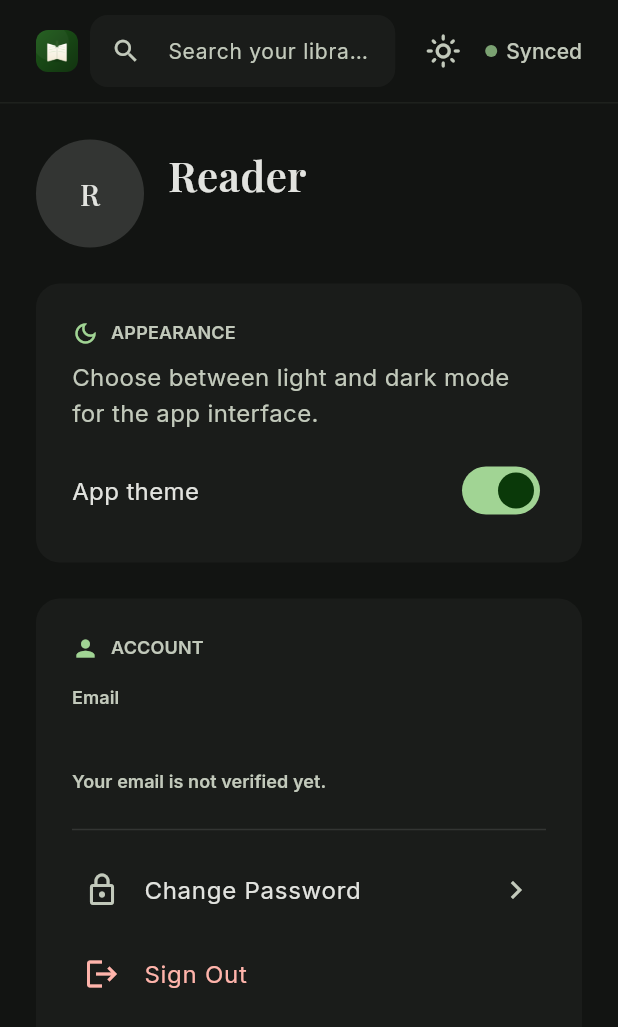
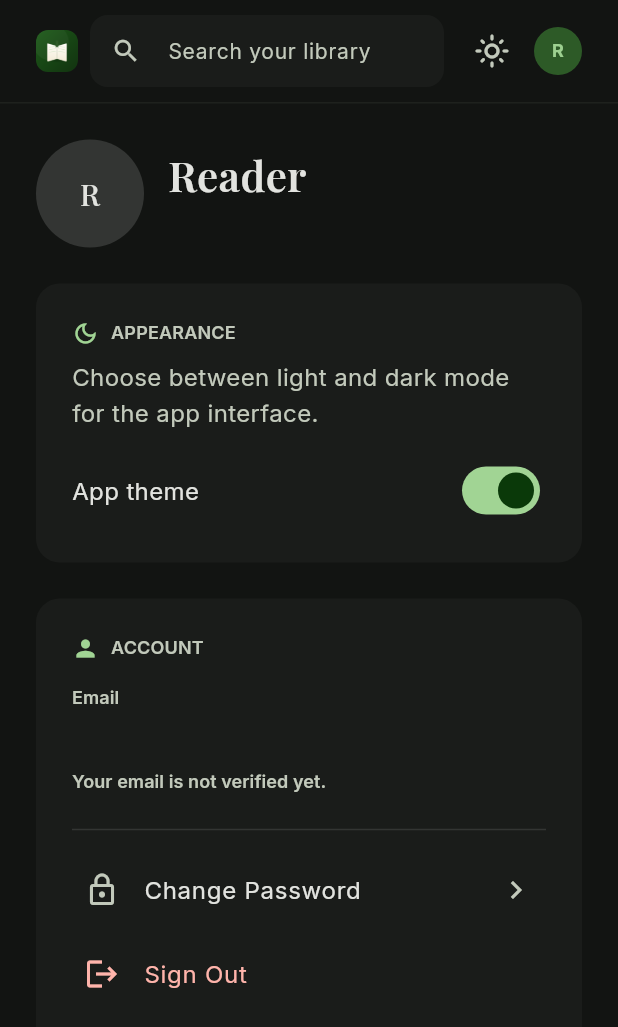
Before and after one commit to wepexrm-bot/AnyShelf, a Flutter app: the SettingsScreen screen opened directly, after a tap on the "dark mode" icon, on a phone screen of 412 x 824 dp. Shown: the top 1027 px of the screen. Run offline on Flutter 3.47's test engine with Material 3 defaults, Android fonts, the phone set to English and light mode, and no system bars; our stand-ins replace google_fonts, package_info_plus, shared_preferences; missing offline and left inert: file_selector, syncfusion_flutter_core, syncfusion_flutter_pdfviewer; accounts and stored records are empty; network calls fail.

Commit message:
feat(mobile): show user initials avatar in header instead of sync status; bump to 5.1.0+16

```diff
--- a/mobile/lib/services/auth_service.dart
+++ b/mobile/lib/services/auth_service.dart
@@ -1,4 +1,6 @@
 import 'dart:convert';
+
+import 'package:shared_preferences/shared_preferences.dart';
 
 import 'api_client.dart';
 
@@ -11,6 +13,7 @@ class AuthService {
         body: {'email': email, 'password': password});
     final map = data as Map<String, dynamic>;
     await api.setToken(map['access_token'] as String?);
+    await _saveDisplayName(map['display_name'] as String?);
     return map;
   }
 
@@ -35,6 +38,23 @@ class AuthService {
 
   Future<void> logout() async {
     await api.setToken(null);
+    await _saveDisplayName(null);
+  }
+
+  /// The signed-in user's display name, cached locally at login so the header
+  /// avatar can render initials without a network round-trip.
+  Future<String?> getDisplayName() async {
+    final prefs = await SharedPreferences.getInstance();
+    return prefs.getString('user_display_name');
+  }
+
+  Future<void> _saveDisplayName(String? name) async {
+    final prefs = await SharedPreferences.getInstance();
+    if (name == null || name.trim().isEmpty) {
+      await prefs.remove('user_display_name');
+    } else {
+      await prefs.setString('user_display_name', name.trim());
+    }
   }
 
   /// A session only counts if a token is stored *and* it hasn't expired. The
--- a/mobile/lib/widgets/app_header.dart
+++ b/mobile/lib/widgets/app_header.dart
@@ -12,22 +12,22 @@ import '../services/ui_mode_controller.dart';
 import '../theme/serene_theme.dart';
 import '../theme/serene_tokens.dart';
 import 'stable_network_image.dart';
-import 'sync_indicator.dart';
+import 'profile_avatar.dart';
 
 /// Branded top bar: filled cloud glyph + "AnyShelf" wordmark (Playfair, accent
 /// green) on the left, a library-wide search field in the middle, an optional
-/// light/dark toggle, and the trailing widget (by default the cloud sync
-/// status). Reads "top app bar" in the design. Sits under the notification
-/// panel, so the content is wrapped in a SafeArea.
+/// light/dark toggle, and the trailing widget (by default the signed-in user's
+/// initials avatar). Reads "top app bar" in the design. Sits under the
+/// notification panel, so the content is wrapped in a SafeArea.
 class AppHeader extends StatelessWidget {
   final Widget? trailing;
-  final bool showSync;
+  final bool showProfile;
   final bool showThemeToggle;
   final EdgeInsetsGeometry padding;
   const AppHeader({
     super.key,
     this.trailing,
-    this.showSync = true,
+    this.showProfile = true,
     this.showThemeToggle = true,
     this.padding = const EdgeInsets.symmetric(horizontal: 24, vertical: 10),
   });
@@ -86,7 +86,7 @@ class AppHeader extends StatelessWidget {
                     ),
                     const SizedBox(width: 4),
                   ],
-                  trailing ?? (showSync ? const SyncIndicator() : const SizedBox()),
+                  trailing ?? (showProfile ? const ProfileAvatar() : const SizedBox()),
                 ],
               );
             },
--- /dev/null
+++ b/mobile/lib/widgets/profile_avatar.dart
@@ -0,0 +1,65 @@
+import 'package:flutter/material.dart';
+
+import '../services/auth_service.dart';
+import '../theme/serene_theme.dart';
+import '../theme/serene_tokens.dart';
+
+/// Circular avatar showing the signed-in user's initials. Used as the header
+/// trailing widget in place of the cloud sync status pill.
+class ProfileAvatar extends StatefulWidget {
+  const ProfileAvatar({super.key});
+
+  @override
+  State<ProfileAvatar> createState() => _ProfileAvatarState();
+}
+
+class _ProfileAvatarState extends State<ProfileAvatar> {
+  static String? _cachedInitials;
+  String _initials = 'R';
+
+  @override
+  void initState() {
+    super.initState();
+    _load();
+  }
+
+  Future<void> _load() async {
+    final cached = _cachedInitials;
+    if (cached != null) {
+      if (mounted) setState(() => _initials = cached);
+      return;
+    }
+    String initials = 'R';
+    try {
+      final name = await AuthService().getDisplayName();
+      final trimmed = name?.trim();
+      if (trimmed != null && trimmed.isNotEmpty) {
+        initials =
+            trimmed.split(' ').take(2).map((s) => s[0]).join().toUpperCase();
+      }
+      _cachedInitials = initials;
+    } catch (_) {}
+    if (mounted) setState(() => _initials = initials);
+  }
+
+  @override
+  Widget build(BuildContext context) {
+    final colors = Theme.of(context).extension<SereneTheme>()!.colors;
+    return Container(
+      width: 32,
+      height: 32,
+      decoration: BoxDecoration(
+        color: colors.primaryContainer,
+        shape: BoxShape.circle,
+      ),
+      alignment: Alignment.center,
+      child: Text(
+        _initials,
+        style: SereneType.labelSm.copyWith(
+          color: colors.onPrimaryContainer,
+          fontWeight: FontWeight.w700,
+        ),
+      ),
+    );
+  }
+}
--- a/mobile/lib/widgets/sync_indicator.dart
+++ /dev/null
@@ -1,76 +0,0 @@
-import 'package:flutter/material.dart';
-
-import '../theme/serene_theme.dart';
-import '../theme/serene_tokens.dart';
-
-/// Cloud sync status pill: a breathing accent dot + label, per the design's
-/// "cozy" motion language (soft breathing, never a frantic spinner).
-class SyncIndicator extends StatelessWidget {
-  final String label;
-  final bool active;
-  const SyncIndicator({super.key, this.label = 'Synced', this.active = true});
-
-  @override
-  Widget build(BuildContext context) {
-    final colors = Theme.of(context).extension<SereneTheme>()!.colors;
-    return Row(
-      mainAxisSize: MainAxisSize.min,
-      children: [
-        _BreathingDot(color: active ? colors.accentTeal : colors.outline),
-        const SizedBox(width: 6),
-        Text(
-          label,
-          style: SereneType.labelMd.copyWith(color: colors.onSurfaceVariant),
-        ),
-      ],
-    );
-  }
-}
-
-class _BreathingDot extends StatefulWidget {
-  final Color color;
-  const _BreathingDot({required this.color});
-
-  @override
-  State<_BreathingDot> createState() => _BreathingDotState();
-}
-
-class _BreathingDotState extends State<_BreathingDot>
-    with SingleTickerProviderStateMixin {
-  late final AnimationController _controller = AnimationController(
-    vsync: this,
-    duration: const Duration(milliseconds: 2000),
-  )..repeat(reverse: true);
-
-  @override
-  void dispose() {
-    _controller.dispose();
-    super.dispose();
-  }
-
-  @override
-  Widget build(BuildContext context) {
-    return AnimatedBuilder(
-      animation: _controller,
-      builder: (context, _) {
-        final t = _controller.value;
-        final opacity = 0.55 + (0.45 * t);
-        final scale = 0.9 + (0.25 * t);
-        return Opacity(
-          opacity: opacity,
-          child: Transform.scale(
-            scale: scale,
-            child: Container(
-              width: 8,
-              height: 8,
-              decoration: BoxDecoration(
-                color: widget.color,
-                shape: BoxShape.circle,
-              ),
-            ),
-          ),
-        );
-      },
-    );
-  }
-}
--- a/mobile/pubspec.yaml
+++ b/mobile/pubspec.yaml
@@ -1,7 +1,7 @@
 name: cloudread
 description: CloudRead — cloud-native PDF reading app (Serene design)
 publish_to: "none"
-version: 5.0.9+15
+version: 5.1.0+16
 
 environment:
   sdk: ">=3.6.0 <4.0.0"
```
